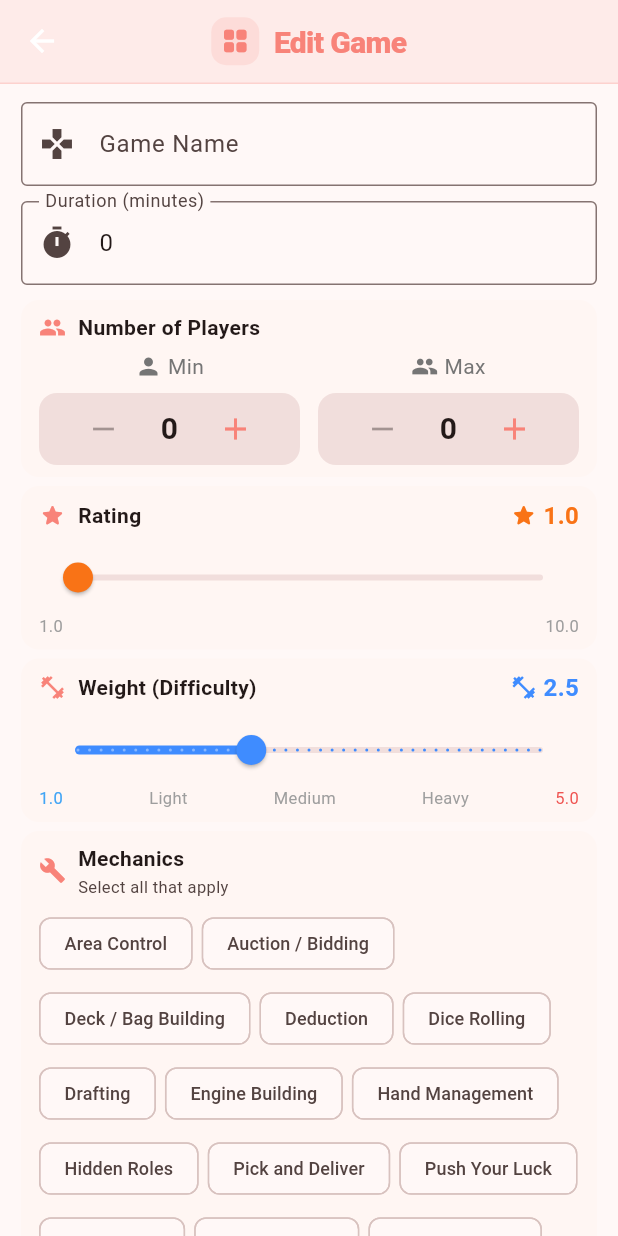
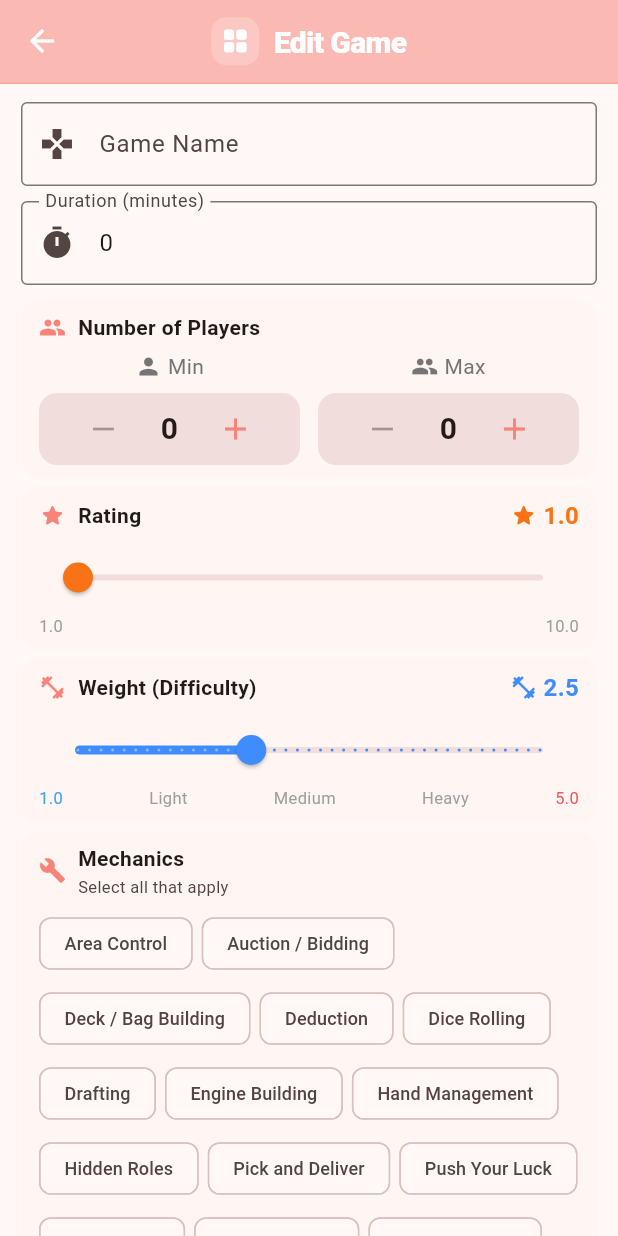
Before and after one commit to LorenzoVonM/Boardex, a Flutter app: the GameDetailScreen screen opened directly with empty values, after a tap on "Edit", on a phone screen of 412 x 824 dp. Run offline on Flutter 3.47's test engine with Material 3 defaults, Android fonts, the phone set to English and light mode, and no system bars; our stand-ins replace image_picker, sqflite; missing offline and left inert: flutter_image_gallery_saver; accounts and stored records are empty.

Commit message:
Changed App Bar style/ color, added last played and owned tag

```diff
--- a/lib/repositories/match_repository.dart
+++ b/lib/repositories/match_repository.dart
@@ -159,6 +159,22 @@ class MatchRepository {
     return result.first['count'] as int;
   }
 
+  Future<DateTime?> getLastPlayedDate(String gameName) async {
+    final db = await _db;
+    final result = await db.query(
+      'matches',
+      columns: ['playedAt'],
+      where: 'LOWER(gameName) = LOWER(?)',
+      whereArgs: [gameName],
+      orderBy: 'playedAt DESC',
+      limit: 1,
+    );
+    if (result.isNotEmpty && result.first['playedAt'] != null) {
+      return DateTime.tryParse(result.first['playedAt'] as String);
+    }
+    return null;
+  }
+
   Future<List<String>> getDistinctPlayers() async {
     final db = await _db;
     final matches = await db.query('matches', columns: ['players']);
--- a/lib/screens/game_detail_screen.dart
+++ b/lib/screens/game_detail_screen.dart
@@ -1,7 +1,9 @@
 import 'dart:io';
 import 'package:flutter/material.dart';
+import 'package:intl/intl.dart';
 import '../models/board_game.dart';
 import '../repositories/board_game_repository.dart';
+import '../repositories/match_repository.dart';
 import '../utils/theme_utils.dart';
 import '../widgets/glass_app_bar.dart';
 import 'add_game_screen.dart';
@@ -324,9 +326,10 @@ class GameDetailScreen extends StatelessWidget {
                       children: [
                         Chip(
                           label: Text('\$${game.sellPrice!.toStringAsFixed(2)}'),
-                          labelStyle: TextStyle(
+                          labelStyle: const TextStyle(
                             fontSize: 12,
-                            color: colorScheme.onPrimaryContainer,
+                            fontWeight: FontWeight.w600,
+                            color: AppColors.sellGreen,
                           ),
                           backgroundColor: AppColors.sellGreenBg,
                           materialTapTargetSize: MaterialTapTargetSize.shrinkWrap,
@@ -338,6 +341,64 @@ class GameDetailScreen extends StatelessWidget {
                   ],
                 ),
               ),
+
+            // Last Played Card
+            Padding(
+              padding: const EdgeInsets.fromLTRB(16, 0, 16, 12),
+              child: Column(
+                crossAxisAlignment: CrossAxisAlignment.start,
+                children: [
+                  Text(
+                    'Last Played',
+                    style: TextStyle(
+                      fontSize: 13,
+                      fontWeight: FontWeight.w600,
+                      color: colorScheme.onSurfaceVariant,
+                    ),
+                  ),
+                  const SizedBox(height: 6),
+                  FutureBuilder<DateTime?>(
+                    future: MatchRepository.instance.getLastPlayedDate(game.name),
+                    builder: (context, snapshot) {
+                      final date = snapshot.data;
+                      final String labelText;
+                      if (snapshot.connectionState == ConnectionState.waiting) {
+                        labelText = '...';
+                      } else if (date != null) {
+                        labelText = DateFormat('MMM d, yyyy').format(date);
+                      } else {
+                        labelText = 'Never';
+                      }
+
+                      final bool hasDate = date != null;
+
+                      return Wrap(
+                        spacing: 6,
+                        runSpacing: 4,
+                        children: [
+                          Chip(
+                            label: Text(labelText),
+                            labelStyle: TextStyle(
+                              fontSize: 12,
+                              fontWeight: FontWeight.w600,
+                              color: hasDate
+                                  ? AppColors.tradeBlue
+                                  : colorScheme.onSurfaceVariant,
+                            ),
+                            backgroundColor: hasDate
+                                ? AppColors.tradeBlueBg
+                                : colorScheme.surfaceContainerHighest,
+                            materialTapTargetSize: MaterialTapTargetSize.shrinkWrap,
+                            visualDensity: VisualDensity.compact,
+                            padding: EdgeInsets.zero,
+                          ),
+                        ],
+                      );
+                    },
+                  ),
+                ],
+              ),
+            ),
 
             // Mechanics chips
             if (game.mechanics.isNotEmpty)
--- a/lib/screens/library_screen.dart
+++ b/lib/screens/library_screen.dart
@@ -68,7 +68,7 @@ class _LibraryScreenState extends State<LibraryScreen> {
         actions: [
           IconButton(
             tooltip: 'Search Games',
-            icon: const Icon(Icons.search, color: AppColors.headerCoral),
+            icon: const Icon(Icons.search, color: Colors.white),
             onPressed: () {
               Navigator.push(
                 context,
--- a/lib/screens/match_detail_screen.dart
+++ b/lib/screens/match_detail_screen.dart
@@ -110,7 +110,7 @@ class _MatchDetailScreenState extends State<MatchDetailScreen> {
                 ),
               );
             },
-            icon: const Icon(Icons.auto_awesome, color: AppColors.brandTeal),
+            icon: const Icon(Icons.auto_awesome, color: Colors.white),
           ),
         ],
       ),
--- a/lib/screens/match_search_screen.dart
+++ b/lib/screens/match_search_screen.dart
@@ -154,7 +154,7 @@ class _MatchSearchScreenState extends State<MatchSearchScreen> {
               _selectedResult != null)
             IconButton(
               onPressed: _clearFilters,
-              icon: const Icon(Icons.clear_all, color: AppColors.brandTeal),
+              icon: const Icon(Icons.clear_all, color: Colors.white),
               tooltip: 'Clear filters',
             ),
         ],
--- a/lib/screens/matches_screen.dart
+++ b/lib/screens/matches_screen.dart
@@ -81,7 +81,7 @@ class _MatchesScreenState extends State<MatchesScreen> {
         actions: [
           IconButton(
             tooltip: 'Search Matches',
-            icon: const Icon(Icons.search, color: AppColors.brandTeal),
+            icon: const Icon(Icons.search, color: Colors.white),
             onPressed: () async {
               final result = await Navigator.push<bool>(
                 context,
--- a/lib/screens/summary_results_screen.dart
+++ b/lib/screens/summary_results_screen.dart
@@ -157,7 +157,7 @@ class _SummaryResultsScreenState extends State<SummaryResultsScreen> {
                   },
                   icon: const Icon(
                     Icons.ios_share_rounded,
-                    color: Color(0xFF7C3AED),
+                    color: Colors.white,
                   ),
                 ),
               ],
--- a/lib/widgets/game_card.dart
+++ b/lib/widgets/game_card.dart
@@ -184,6 +184,14 @@ class GameCard extends StatelessWidget {
                                     fontWeight: FontWeight.w600,
                                   ),
                             ),
+                            if (game.isOwned) ...[
+                              const SizedBox(width: 6),
+                              const Icon(
+                                Icons.check_circle_rounded,
+                                size: 13,
+                                color: AppColors.ownedTeal,
+                              ),
+                            ],
                           ],
                         ),
                       ],
--- a/lib/widgets/glass_app_bar.dart
+++ b/lib/widgets/glass_app_bar.dart
@@ -30,9 +30,9 @@ class GlassAppBar extends StatelessWidget implements PreferredSizeWidget {
     final colorScheme = theme.colorScheme;
 
     final tintedSurface = Color.alphaBlend(
-      titleColor.withValues(alpha: 0.14),
+      titleColor.withValues(alpha: 0.60),
       colorScheme.surface,
-    ).withValues(alpha: 0.78);
+    ).withValues(alpha: 0.90);
 
     return ClipRRect(
       child: BackdropFilter(
@@ -42,7 +42,7 @@ class GlassAppBar extends StatelessWidget implements PreferredSizeWidget {
             color: tintedSurface,
             border: Border(
               bottom: BorderSide(
-                color: titleColor.withValues(alpha: 0.24),
+                color: titleColor.withValues(alpha: 0.35),
                 width: 1.0,
               ),
             ),
@@ -53,6 +53,8 @@ class GlassAppBar extends StatelessWidget implements PreferredSizeWidget {
             scrolledUnderElevation: 0,
             automaticallyImplyLeading: automaticallyImplyLeading,
             leading: leading,
+            iconTheme: const IconThemeData(color: Colors.white),
+            actionsIconTheme: const IconThemeData(color: Colors.white),
             title: Row(
               mainAxisSize: MainAxisSize.min,
               children: [
@@ -60,17 +62,17 @@ class GlassAppBar extends StatelessWidget implements PreferredSizeWidget {
                   Container(
                     padding: const EdgeInsets.all(6),
                     decoration: BoxDecoration(
-                      color: titleColor.withValues(alpha: 0.14),
+                      color: Colors.white.withValues(alpha: 0.22),
                       borderRadius: BorderRadius.circular(10),
                     ),
-                    child: Icon(titleIcon, color: titleColor, size: 20),
+                    child: Icon(titleIcon, color: Colors.white, size: 20),
                   ),
                   const SizedBox(width: 10),
                 ],
                 Text(
                   title,
-                  style: TextStyle(
-                    color: titleColor,
+                  style: const TextStyle(
+                    color: Colors.white,
                     fontSize: 20,
                     fontWeight: FontWeight.w900,
                     letterSpacing: -0.4,
```
